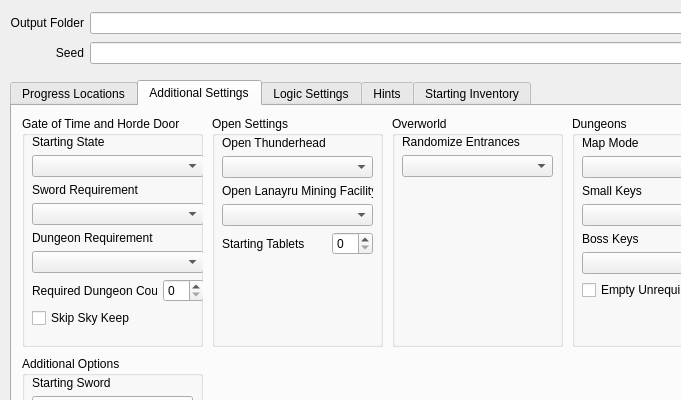
ssrando/ssrando, file gui/randogui.ui: the form before one commit; both pictures show x 0 to 681 and y 0 to 400 of the 954 by 704 pixel window.
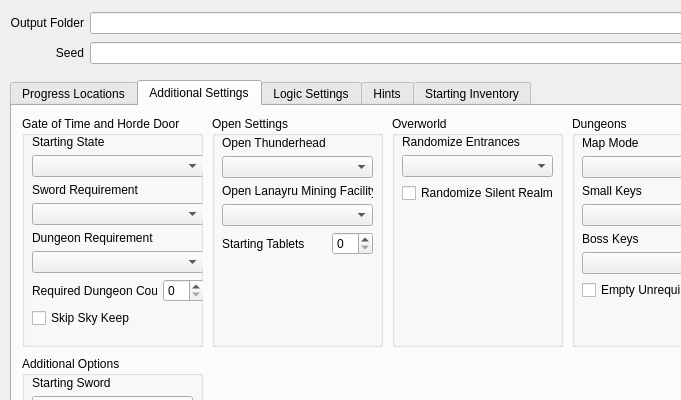
The form after the commit. The open tabs and pages were chosen to show the change.

Commit message: Trial Rando w/o Storyflags

```diff
--- a/gui/randogui.ui
+++ b/gui/randogui.ui
@@ -587,7 +587,7 @@
          <x>10</x>
          <y>19</y>
          <width>172</width>
-         <height>201</height>
+         <height>205</height>
         </rect>
        </property>
        <layout class="QVBoxLayout" name="verticalLayout">
@@ -967,6 +967,13 @@
             </property>
            </widget>
           </item>
+          <item>
+           <widget class="QCheckBox" name="option_randomize_trials">
+            <property name="text">
+             <string>Randomize Silent Realms</string>
+            </property>
+           </widget>
+          </item>
           <item>
            <spacer name="verticalSpacer">
             <property name="orientation">
```
Left out of the diff: 4 changed lines with no effect on the pictures. The commit also changes 8 other files.
